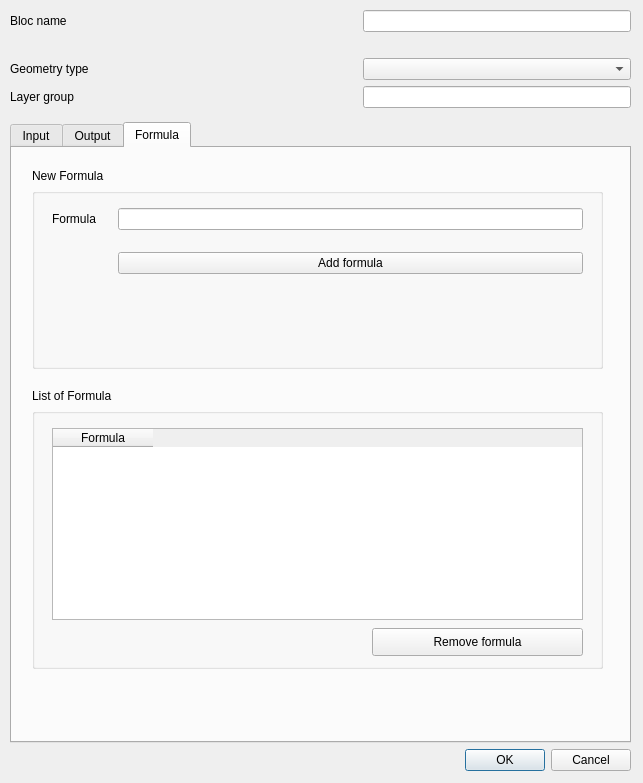
TheophileLaPelouse/cycle, file gui/forms/create_bloc.ui: the form before one commit.
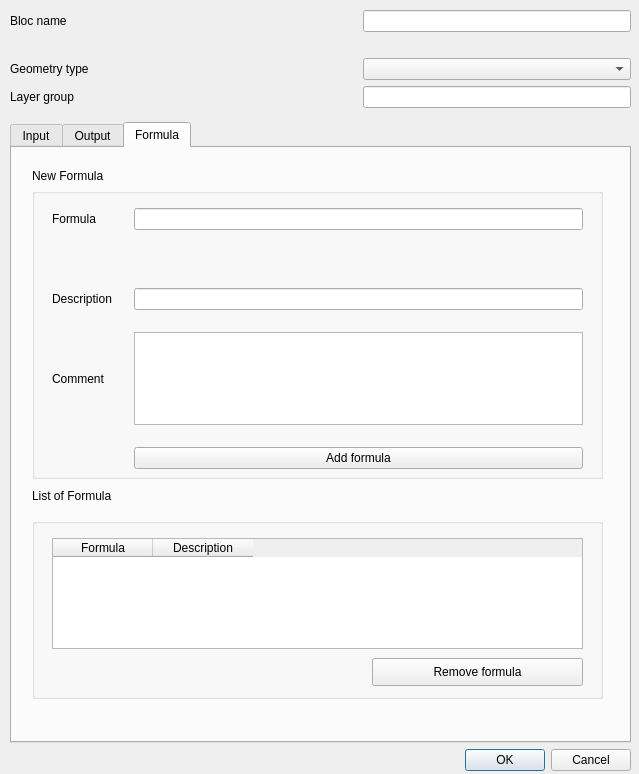
The form after the commit. The open tabs and pages were chosen to show the change.

The edit to the form file:
```diff
--- a/gui/forms/create_bloc.ui
+++ b/gui/forms/create_bloc.ui
@@ -6,8 +6,8 @@
    <rect>
     <x>0</x>
     <y>0</y>
-    <width>643</width>
-    <height>783</height>
+    <width>639</width>
+    <height>774</height>
    </rect>
   </property>
   <property name="windowTitle">
@@ -560,9 +560,9 @@
         <property name="geometry">
          <rect>
           <x>20</x>
-          <y>260</y>
+          <y>370</y>
           <width>571</width>
-          <height>261</height>
+          <height>181</height>
          </rect>
         </property>
         <widget class="QTableWidget" name="table_formula">
@@ -571,7 +571,7 @@
            <x>20</x>
            <y>20</y>
            <width>531</width>
-           <height>192</height>
+           <height>111</height>
           </rect>
          </property>
          <column>
@@ -579,12 +579,17 @@
            <string>Formula</string>
           </property>
          </column>
+         <column>
+          <property name="text">
+           <string>Description</string>
+          </property>
+         </column>
         </widget>
         <widget class="QPushButton" name="delete_formula">
          <property name="geometry">
           <rect>
            <x>340</x>
-           <y>220</y>
+           <y>140</y>
            <width>211</width>
            <height>28</height>
           </rect>
@@ -611,7 +616,7 @@
         <property name="geometry">
          <rect>
           <x>20</x>
-          <y>240</y>
+          <y>340</y>
           <width>101</width>
           <height>16</height>
          </rect>
@@ -626,7 +631,7 @@
           <x>20</x>
           <y>40</y>
           <width>571</width>
-          <height>181</height>
+          <height>291</height>
          </rect>
         </property>
         <widget class="QWidget" name="gridLayoutWidget_4">
@@ -635,13 +640,72 @@
            <x>20</x>
            <y>20</y>
            <width>531</width>
-           <height>141</height>
+           <height>261</height>
           </rect>
          </property>
          <layout class="QGridLayout" name="gridLayout_4">
           <property name="verticalSpacing">
            <number>22</number>
           </property>
+          <item row="4" column="0" colspan="2">
+           <spacer name="horizontalSpacer_11">
+            <property name="orientation">
+             <enum>Qt::Horizontal</enum>
+            </property>
+            <property name="sizeHint" stdset="0">
+             <size>
+              <width>40</width>
+              <height>20</height>
+             </size>
+            </property>
+           </spacer>
+          </item>
+          <item row="0" column="2">
+           <widget class="QLineEdit" name="formula_text"/>
+          </item>
+          <item row="2" column="2">
+           <widget class="QLineEdit" name="description"/>
+          </item>
+          <item row="2" column="0">
+           <widget class="QLabel" name="label_20">
+            <property name="text">
+             <string>Description</string>
+            </property>
+           </widget>
+          </item>
+          <item row="3" column="0">
+           <widget class="QLabel" name="label_17">
+            <property name="text">
+             <string>Comment</string>
+            </property>
+           </widget>
+          </item>
+          <item row="4" column="2">
+           <widget class="QPushButton" name="add_formula">
+            <property name="text">
+             <string>Add formula</string>
+            </property>
+           </widget>
+          </item>
+          <item row="3" column="1">
+           <spacer name="horizontalSpacer_12">
+            <property name="orientation">
+             <enum>Qt::Horizontal</enum>
+            </property>
+            <property name="sizeType">
+             <enum>QSizePolicy::Fixed</enum>
+            </property>
+            <property name="sizeHint" stdset="0">
+             <size>
+              <width>10</width>
+              <height>20</height>
+             </size>
+            </property>
+           </spacer>
+          </item>
+          <item row="3" column="2">
+           <widget class="QTextEdit" name="comment"/>
+          </item>
           <item row="0" column="1">
            <layout class="QHBoxLayout" name="horizontalLayout_3">
             <item>
@@ -662,21 +726,17 @@
             </item>
            </layout>
           </item>
-          <item row="1" column="2">
-           <widget class="QPushButton" name="add_formula">
-            <property name="text">
-             <string>Add formula</string>
-            </property>
-           </widget>
-          </item>
-          <item row="1" column="0" colspan="2">
-           <spacer name="horizontalSpacer_11">
+          <item row="2" column="1">
+           <spacer name="horizontalSpacer_13">
             <property name="orientation">
              <enum>Qt::Horizontal</enum>
             </property>
+            <property name="sizeType">
+             <enum>QSizePolicy::Fixed</enum>
+            </property>
             <property name="sizeHint" stdset="0">
              <size>
-              <width>40</width>
+              <width>10</width>
               <height>20</height>
              </size>
             </property>
@@ -689,10 +749,7 @@
             </property>
            </widget>
           </item>
-          <item row="0" column="2">
-           <widget class="QLineEdit" name="formula_text"/>
-          </item>
-          <item row="2" column="0" colspan="3">
+          <item row="1" column="0" colspan="3">
            <widget class="QLabel" name="warning_formula">
             <property name="text">
              <string/>
```
Left out of the diff: 2 changed lines with no effect on the pictures.
